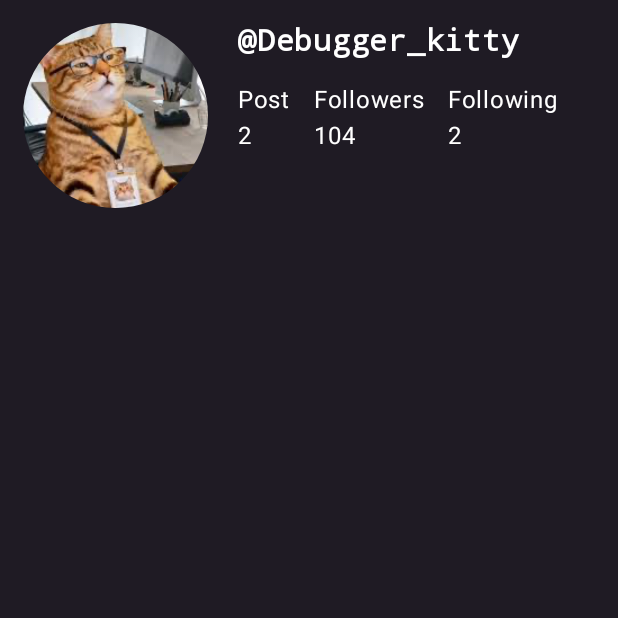
After one commit to defacto-master-programmer/Progetto_Fotogram, an Android app built with Jetpack Compose: the composable Profile shown on its own in the app's theme, on a phone screen of 412 x 824 dp, the top half of it. The commit adds this screen. Run offline under Robolectric (Android 15) with nearby library versions, the phone set to English and light mode, and no system bars.

Commit message:
Seconda_versione

```diff
--- a/app/src/main/AndroidManifest.xml
+++ b/app/src/main/AndroidManifest.xml
@@ -1,7 +1,7 @@
 <?xml version="1.0" encoding="utf-8"?>
 <manifest xmlns:android="http://schemas.android.com/apk/res/android"
     xmlns:tools="http://schemas.android.com/tools">
-
+    <uses-permission android:name="android.permission.INTERNET" />
     <application
         android:allowBackup="true"
         android:dataExtractionRules="@xml/data_extraction_rules"
--- /dev/null
+++ b/app/src/main/java/com/example/progetto_fotogram/Repository_Access.kt
@@ -0,0 +1 @@
+package com.example.progetto_fotogram
--- /dev/null
+++ b/app/src/main/java/com/example/progetto_fotogram/components/Profile.kt
@@ -0,0 +1,100 @@
+package com.example.progetto_fotogram.components
+
+import android.R.attr.text
+import androidx.compose.foundation.Image
+import  com.example.progetto_fotogram.R
+import androidx.compose.foundation.background
+import androidx.compose.foundation.layout.Box
+import androidx.compose.foundation.layout.Column
+import androidx.compose.foundation.layout.Row
+import androidx.compose.foundation.layout.fillMaxSize
+import androidx.compose.foundation.layout.fillMaxWidth
+import androidx.compose.foundation.layout.padding
+import androidx.compose.foundation.layout.size
+import androidx.compose.foundation.layout.statusBarsPadding
+import androidx.compose.foundation.shape.CircleShape
+import androidx.compose.material3.Text
+import androidx.compose.runtime.Composable
+import androidx.compose.ui.Modifier
+import androidx.compose.ui.draw.clip
+import androidx.compose.ui.graphics.Color
+import androidx.compose.ui.res.painterResource
+import androidx.compose.ui.text.font.FontFamily
+import androidx.compose.ui.text.font.FontWeight
+import androidx.compose.ui.unit.dp
+import androidx.compose.ui.unit.sp
+import com.example.progetto_fotogram.color_background
+import androidx.compose.ui.res.painterResource    // per caricare l'immagine dalle risorse
+
+
+
+
+@Composable
+fun Profile() {
+    Column(
+        modifier = Modifier
+            .background(color = color_background)
+            .statusBarsPadding()
+            .fillMaxSize()
+
+    ) {
+        Row(
+            modifier = Modifier
+                .fillMaxWidth()
+                .padding(15.dp)
+        ) {
+            Column(
+                modifier = Modifier
+            ) {
+                Image(
+        painter = painterResource(R.drawable.senior_cat ),
+                    contentDescription = null,
+                    modifier = Modifier
+                        .size(123.dp)          // dimensione dell'immagine
+                        .clip(CircleShape)     // rende l'immagine circolare
+                )
+            }
+            Column (
+                modifier = Modifier
+                    .padding(start =20.dp) // così metto il padding a sinistra
+            ){
+                Row (
+                    modifier = Modifier
+                        .padding(bottom = 15.dp)
+                ) {
+                    Text(text = "@Debugger_kitty",
+                        color= Color.White,
+                        fontSize = 20.sp,
+                        fontFamily = FontFamily.Monospace,
+                        fontWeight = FontWeight.Bold,)
+                }
+                Row ()
+                {
+                    Column(
+                        modifier = Modifier
+                            .padding(end= 15.dp)
+                    ) {
+                        Text(text = "Post", color= Color.White)
+                        Text(text = "2", color= Color.White)
+                    }
+                    Column (
+                        modifier = Modifier
+                            .padding(end= 15.dp)
+                    ){
+                        Text(text = "Followers", color= Color.White)
+                        Text(text = "104", color= Color.White)
+                    }
+                    Column (
+                        modifier = Modifier
+                            .padding(end= 15.dp)
+                    ){
+                        Text(text = "Following", color= Color.White)
+                        Text(text = "2", color= Color.White)
+                    }
+                }
+            }
+        }
+    }
+}
+
+// stato  Text(text = "pippo_is_what_they_call_meow", color= Color.White)
--- a/build.gradle.kts
+++ b/build.gradle.kts
@@ -3,4 +3,7 @@ plugins {
     alias(libs.plugins.android.application) apply false
     alias(libs.plugins.kotlin.android) apply false
     alias(libs.plugins.kotlin.compose) apply false
+    id ("com.google.devtools.ksp") version "2.0.21-1.0.27" apply false
+    kotlin("jvm") version "2.1.0"
+    kotlin("plugin.serialization") version "2.1.0"
 }
```
Also changed, not shown: app/build.gradle.kts (+25 -1 lines), app/src/main/java/com/example/progetto_fotogram/MainActivity.kt (+46 -122 lines), app/src/main/java/com/example/progetto_fotogram/components/Homescreen.kt (added, +43 -0 lines), app/src/main/java/com/example/progetto_fotogram/components/Navigator.kt (added, +106 -0 lines), app/src/main/java/com/example/progetto_fotogram/components/New_Post.kt (added, +44 -0 lines), app/src/main/java/com/example/progetto_fotogram/components/Registration.kt (added, +145 -0 lines), gradle/libs.versions.toml (+12 -2 lines), app/src/main/res/drawable/senior_cat.png (added).
